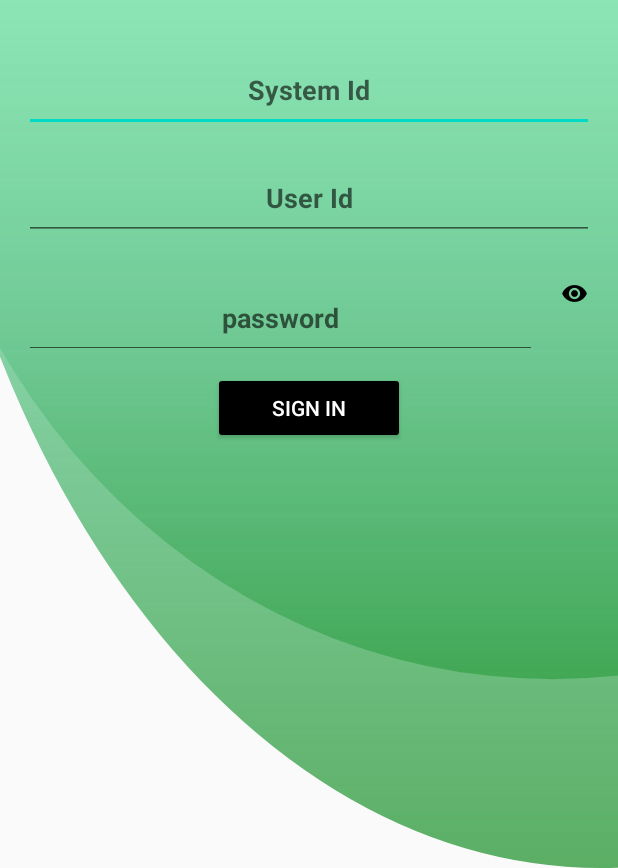
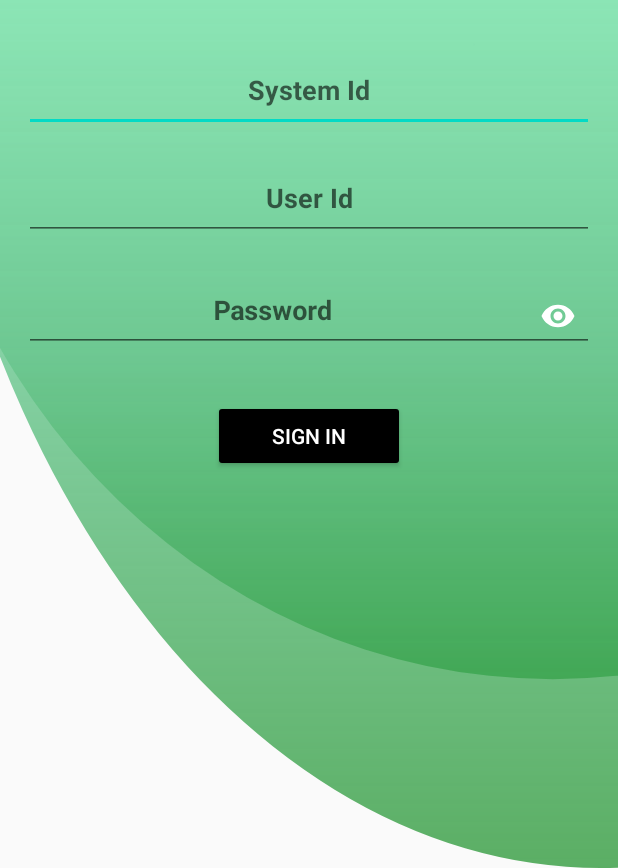
Before and after one commit to yashambkr/VirtualFarm, an Android app: the screen it shows after launch (LoginPage), on a phone screen of 412 x 824 dp, the part 368-1236 px from its top. Run offline under Robolectric (Android 15) with nearby library versions, the phone set to English and light mode, and no system bars; our stand-ins replace Firebase (no records; nobody signed in at launch, a user with empty details on screens opened directly).

Commit message:
Changed the password field of login page to hide/show password

```diff
--- a/app/build.gradle
+++ b/app/build.gradle
@@ -40,6 +40,9 @@ dependencies {
     implementation 'com.google.firebase:firebase-database:19.3.1'
     implementation 'com.google.firebase:firebase-auth:19.3.1'
     implementation 'com.google.firebase:firebase-core:17.4.2'
+
+    //added
+    implementation 'com.google.android.material:material:1.3.0'
 }
 
 apply plugin: 'com.android.application'
--- a/app/src/main/java/com/example/virtualfarm2020/LoginPage.java
+++ b/app/src/main/java/com/example/virtualfarm2020/LoginPage.java
@@ -1,14 +1,19 @@
 package com.example.virtualfarm2020;
+
 import android.content.Intent;
+import android.os.Build;
 import android.os.Bundle;
 import android.view.View;
 import android.widget.Button;
 import android.widget.EditText;
+import android.widget.ImageView;
 import android.widget.Toast;
 
 import androidx.annotation.NonNull;
+import androidx.annotation.RequiresApi;
 import androidx.appcompat.app.AppCompatActivity;
 
+import com.google.android.material.textfield.TextInputEditText;
 import com.google.firebase.database.DataSnapshot;
 import com.google.firebase.database.DatabaseError;
 import com.google.firebase.database.DatabaseReference;
@@ -20,6 +25,7 @@ import java.util.Objects;
 public class LoginPage extends AppCompatActivity {
     DatabaseReference databaseReference;
     EditText systemId, user,passwordE;
+    @RequiresApi(api = Build.VERSION_CODES.LOLLIPOP)
     @Override
     protected void onCreate(Bundle savedInstanceState) {
         super.onCreate(savedInstanceState);
@@ -73,6 +79,8 @@ public class LoginPage extends AppCompatActivity {
 
 
     }
+
+
     public void openDashboard(View view){
         Intent i = new Intent(this, MainDashboard.class);
         startActivity(i);
--- a/app/src/main/res/layout/login_page.xml
+++ b/app/src/main/res/layout/login_page.xml
@@ -1,4 +1,5 @@
 <?xml version="1.0" encoding="utf-8"?>
+
 <LinearLayout xmlns:android="http://schemas.android.com/apk/res/android"
     xmlns:app="http://schemas.android.com/apk/res-auto"
     xmlns:tools="http://schemas.android.com/tools"
@@ -28,7 +29,7 @@
         android:ems="10"
         android:inputType="textPersonName"
         android:hint="System Id"
-        />
+        tools:ignore="Autofill" />
     <EditText
         android:id="@+id/Username"
         android:layout_width="match_parent"
@@ -41,36 +42,30 @@
         android:textStyle="bold"
         android:inputType="textPersonName"
         android:hint="User Id"
-        />
+        tools:ignore="Autofill" />
 
-    <LinearLayout
+    <com.google.android.material.textfield.TextInputLayout
+        android:id="@+id/PasswordLayout"
         android:layout_width="match_parent"
-        android:layout_height="wrap_content">
+        android:layout_height="wrap_content"
+        app:passwordToggleEnabled="true"
+        android:layout_marginTop="16dp"
+        android:layout_marginBottom="16dp"
+        android:layout_marginStart="16dp"
+        android:layout_marginEnd="16dp"
+        app:endIconMode="password_toggle"
+        app:endIconTint="@color/black"
+        app:hintAnimationEnabled="true">
 
-        <EditText
-            android:layout_gravity="center"
+        <com.google.android.material.textfield.TextInputEditText
             android:id="@+id/password"
-            android:layout_width="342dp"
-            android:ems="10"
-            android:layout_height="56dp"
-            android:layout_marginLeft="16dp"
-            android:layout_marginTop="16dp"
-            android:layout_marginRight="16dp"
-            android:hint="password"
+            android:layout_width="match_parent"
+            android:layout_height="wrap_content"
+            android:hint="Password"
             android:textStyle="bold"
             android:inputType="textPassword"
-            android:textAlignment="center"
-            />
-
-        <ImageView
-            android:id="@+id/showPassword"
-            android:layout_width="18dp"
-            android:layout_gravity="center"
-            android:layout_height="wrap_content"
-            android:src="@drawable/baseline_visibility_black_18" />
-
-    </LinearLayout>
-
+            android:gravity="center_horizontal" />
+    </com.google.android.material.textfield.TextInputLayout>
 
     <Button
         android:layout_width="128dp"
```
